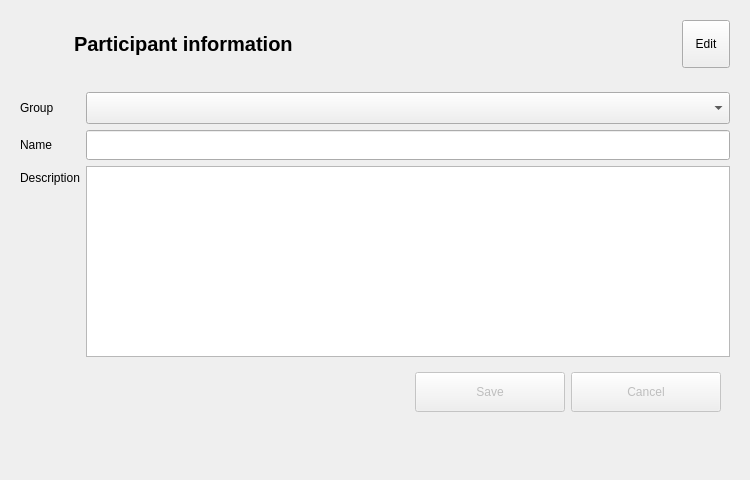
Before: the Qt Designer form python/resources/ui/ParticipantWidget.ui in introlab/OpenIMU, drawn with Qt 5.
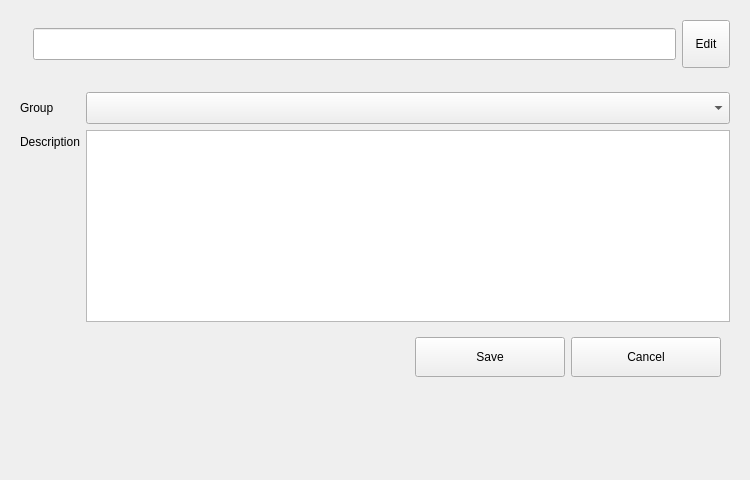
After: the same form once the commit is applied. Icons and pictures are not drawn.

The edit to the form file:
```diff
--- a/python/resources/ui/ParticipantWidget.ui
+++ b/python/resources/ui/ParticipantWidget.ui
@@ -49,17 +49,25 @@
        </widget>
       </item>
       <item>
-       <widget class="QLabel" name="lblInfos">
+       <widget class="QLineEdit" name="txtName">
+        <property name="minimumSize">
+         <size>
+          <width>0</width>
+          <height>30</height>
+         </size>
+        </property>
+        <property name="maximumSize">
+         <size>
+          <width>16777215</width>
+          <height>16777215</height>
+         </size>
+        </property>
         <property name="font">
          <font>
           <pointsize>15</pointsize>
-          <italic>false</italic>
           <bold>true</bold>
          </font>
         </property>
-        <property name="text">
-         <string>Participant information</string>
-        </property>
        </widget>
       </item>
       <item>
@@ -103,58 +111,6 @@
       <property name="fieldGrowthPolicy">
        <enum>QFormLayout::ExpandingFieldsGrow</enum>
       </property>
-      <item row="1" column="0">
-       <widget class="QLabel" name="lblName">
-        <property name="sizePolicy">
-         <sizepolicy hsizetype="Preferred" vsizetype="Expanding">
-          <horstretch>0</horstretch>
-          <verstretch>0</verstretch>
-         </sizepolicy>
-        </property>
-        <property name="text">
-         <string>Name</string>
-        </property>
-       </widget>
-      </item>
-      <item row="1" column="1">
-       <widget class="QLineEdit" name="txtName">
-        <property name="minimumSize">
-         <size>
-          <width>0</width>
-          <height>30</height>
-         </size>
-        </property>
-        <property name="maximumSize">
-         <size>
-          <width>16777215</width>
-          <height>16777215</height>
-         </size>
-        </property>
-       </widget>
-      </item>
-      <item row="2" column="0">
-       <widget class="QLabel" name="lblDesc">
-        <property name="text">
-         <string>Description</string>
-        </property>
-       </widget>
-      </item>
-      <item row="2" column="1">
-       <widget class="QPlainTextEdit" name="txtDesc">
-        <property name="sizePolicy">
-         <sizepolicy hsizetype="MinimumExpanding" vsizetype="Expanding">
-          <horstretch>0</horstretch>
-          <verstretch>0</verstretch>
-         </sizepolicy>
-        </property>
-        <property name="maximumSize">
-         <size>
-          <width>16777215</width>
-          <height>16777215</height>
-         </size>
-        </property>
-       </widget>
-      </item>
       <item row="0" column="0">
        <widget class="QLabel" name="lblGroup">
         <property name="sizePolicy">
@@ -184,7 +140,30 @@
         </property>
        </widget>
       </item>
-      <item row="4" column="1">
+      <item row="1" column="0">
+       <widget class="QLabel" name="lblDesc">
+        <property name="text">
+         <string>Description</string>
+        </property>
+       </widget>
+      </item>
+      <item row="1" column="1">
+       <widget class="QPlainTextEdit" name="txtDesc">
+        <property name="sizePolicy">
+         <sizepolicy hsizetype="MinimumExpanding" vsizetype="Expanding">
+          <horstretch>0</horstretch>
+          <verstretch>0</verstretch>
+         </sizepolicy>
+        </property>
+        <property name="maximumSize">
+         <size>
+          <width>16777215</width>
+          <height>16777215</height>
+         </size>
+        </property>
+       </widget>
+      </item>
+      <item row="3" column="1">
        <widget class="QFrame" name="frameButtons">
         <layout class="QHBoxLayout" name="horizontalLayout">
          <item>
@@ -206,7 +185,7 @@
          <item>
           <widget class="QPushButton" name="btnSave">
            <property name="enabled">
-            <bool>false</bool>
+            <bool>true</bool>
            </property>
            <property name="minimumSize">
             <size>
@@ -235,7 +214,7 @@
          <item>
           <widget class="QPushButton" name="btnCancel">
            <property name="enabled">
-            <bool>false</bool>
+            <bool>true</bool>
            </property>
            <property name="minimumSize">
             <size>
```
